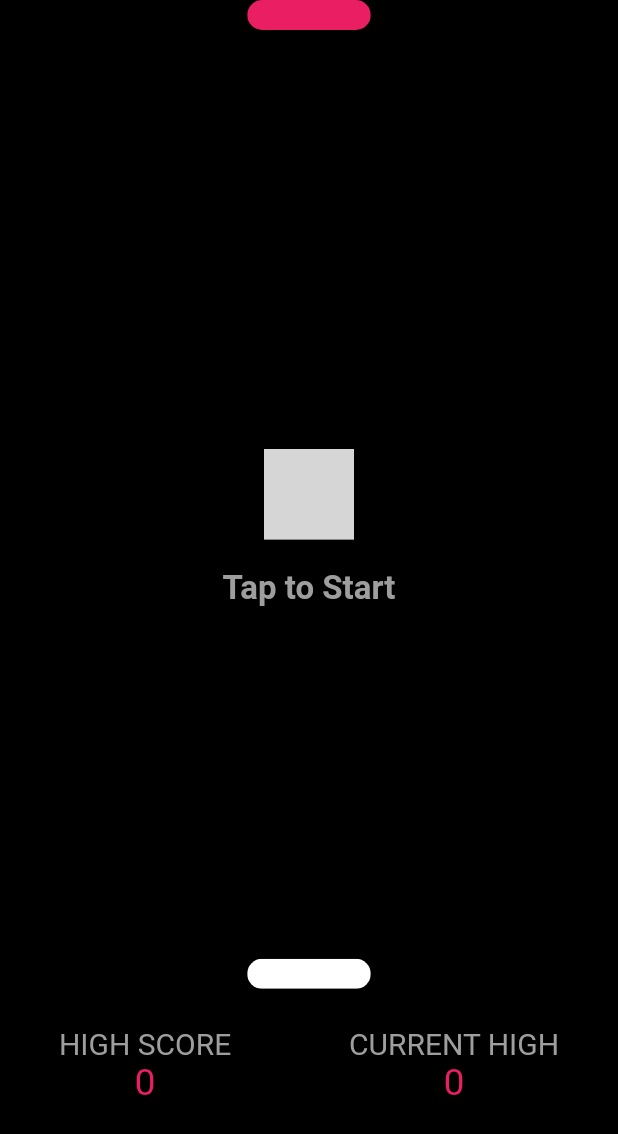
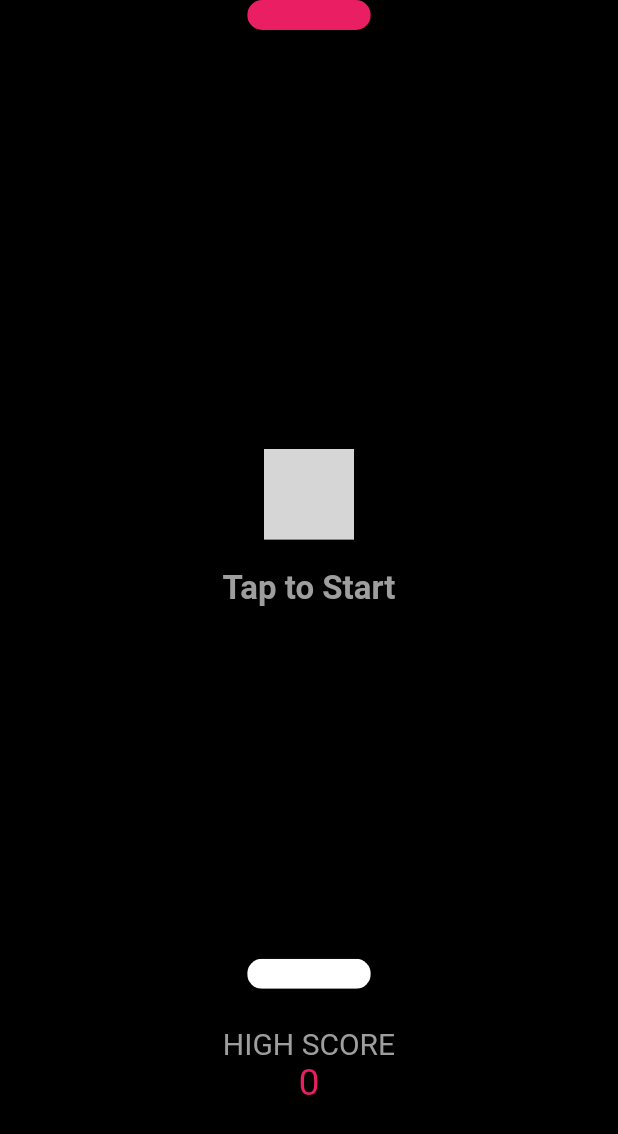
Before and after one commit to S-Gokul-raja/Pong-Go, a Flutter app: the screen it shows after launch, on a phone screen of 412 x 824 dp. Shown: the top 1134 px of the screen. Run offline on Flutter 3.47's test engine with Material 2 defaults, Android fonts, the phone set to English and light mode, and no system bars; drawn by our look-alikes of auto_size_text; our stand-ins replace get, hive, hive_flutter; missing offline and left inert: loading_animations; accounts and stored records are empty; grey boxes are pictures that could not be loaded.

Commit message:
removed session highscore

```diff
--- a/lib/game_page.dart
+++ b/lib/game_page.dart
@@ -23,7 +23,7 @@ class _GamePageState extends State<GamePage> {
   Timer? timer;
   double brickWidth = Get.width * 0.2, brickHeight = 20, ballRadius = 10;
   Color ballColor = Colors.pink;
-  late int score, localHScore;
+  late int score;
   late HighScore highScore;
   late double leftBoundry, rightBoundry, topBoundry, bottomBoundry;
   late double midX, midY;
@@ -65,7 +65,6 @@ class _GamePageState extends State<GamePage> {
     speed = 2.5;
     horizontal = Direction.left;
     vertical = Direction.up;
-    localHScore = 0;
     score = 0;
     startTime = DateTime.now();
     super.initState();
@@ -91,7 +90,6 @@ class _GamePageState extends State<GamePage> {
       if (ballY + ballRadius >= bottomBoundry) {
         timer?.cancel();
         isGameOn = false;
-        localHScore = score;
         reset();
       }
 
@@ -114,12 +112,10 @@ class _GamePageState extends State<GamePage> {
               }
               vertical = Direction.up;
             } else {
-              if (score > localHScore) {
               timer?.cancel();
               isGameOn = false;
-                localHScore = score;
+
               reset();
-              }
             }
           }
         }
@@ -133,10 +129,6 @@ class _GamePageState extends State<GamePage> {
     }
 
     setState(() {
-      if (score > highScore.score) {
-        localHScore = score;
-      }
-
       playerX = midX;
       playerY = bottomBoundry;
       ballX = midX;
@@ -231,10 +223,7 @@ class _GamePageState extends State<GamePage> {
             Positioned(
               top: bottomBoundry + 25,
               width: availableWidth,
-              child: Row(
-                mainAxisAlignment: MainAxisAlignment.spaceAround,
-                children: [
-                  Column(
+              child: Column(
                 children: [
                   const AutoSizeText(
                     'HIGH SCORE',
@@ -251,28 +240,6 @@ class _GamePageState extends State<GamePage> {
                         fontSize: 25,
                         fontWeight: FontWeight.w400,
                         color: Colors.pink),
-                      ),
-                    ],
-                  ),
-                  Column(
-                    children: [
-                      const AutoSizeText(
-                        'CURRENT HIGH',
-                        minFontSize: 12,
-                        style: TextStyle(
-                            fontSize: 20,
-                            fontWeight: FontWeight.w400,
-                            color: Colors.grey),
-                      ),
-                      AutoSizeText(
-                        localHScore.toString(),
-                        minFontSize: 12,
-                        style: const TextStyle(
-                            fontSize: 25,
-                            fontWeight: FontWeight.w400,
-                            color: Colors.pink),
-                      ),
-                    ],
                   ),
                 ],
               ),
```
Lines whose indentation alone changed are shown as unchanged.
